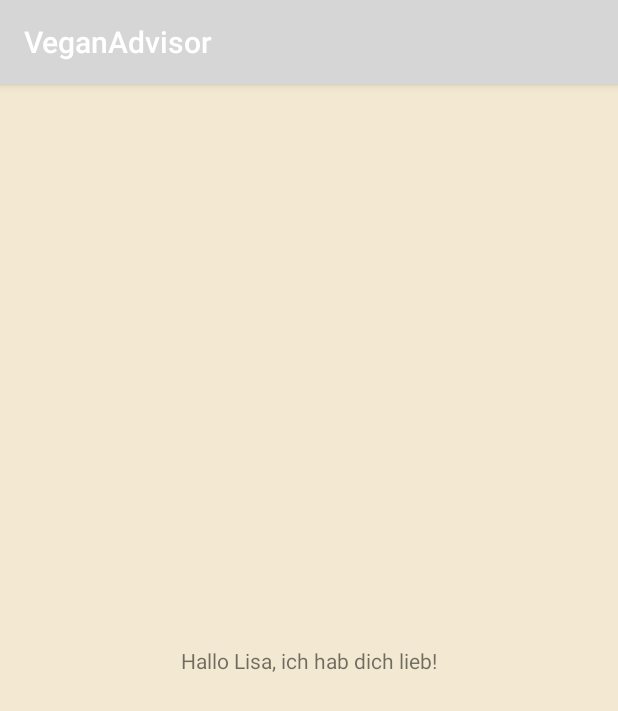
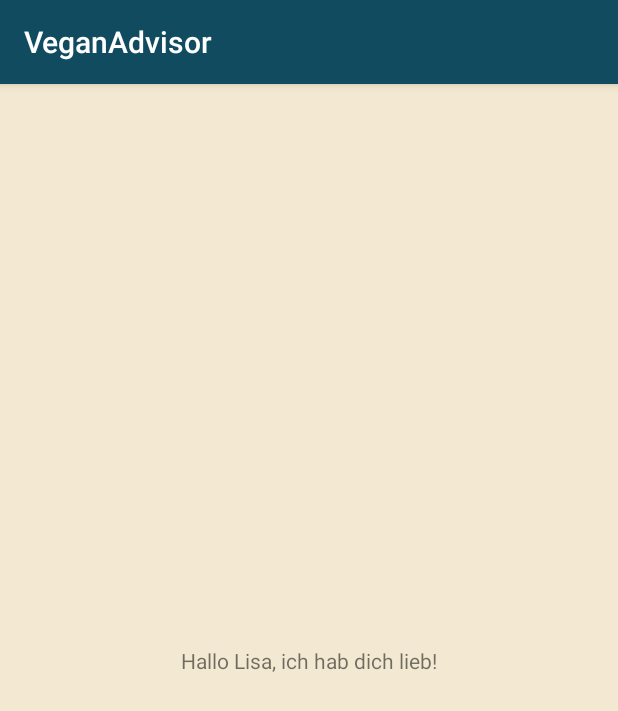
Before and after one commit to LisaEhmann/veganadvisor, an Android app: the screen it shows after launch (MainActivity), on a phone screen of 412 x 824 dp. Shown: the top 711 px of the screen. Run offline under Robolectric (Android 15) with nearby library versions, the phone set to English and light mode, and no system bars.

Commit message:
BEschreibungen für Styles.xml hinzugefügt

```diff
--- a/app/src/main/res/values/styles.xml
+++ b/app/src/main/res/values/styles.xml
@@ -3,9 +3,12 @@
     <!-- Base application theme. -->
     <style name="AppTheme" parent="Theme.AppCompat.Light.DarkActionBar">
         <!-- Customize your theme here. -->
-        <item name="colorPrimary">@color/colorPrimary</item>
-        <item name="colorPrimaryDark">@color/colorPrimaryDark</item>
-        <item name="colorAccent">@color/colorAccent</item>
+        <!-- Header. -->
+        <item name="colorPrimary">@color/blau</item>
+        <!-- Zeile über Header mit Akku, Uhrzeit etc.. -->
+        <item name="colorPrimaryDark">@color/blau</item>
+        <!-- noch nicht rausgefunden -->
+        <item name="colorAccent">@color/eierfarbe</item>
     </style>
 
 </resources>
```
